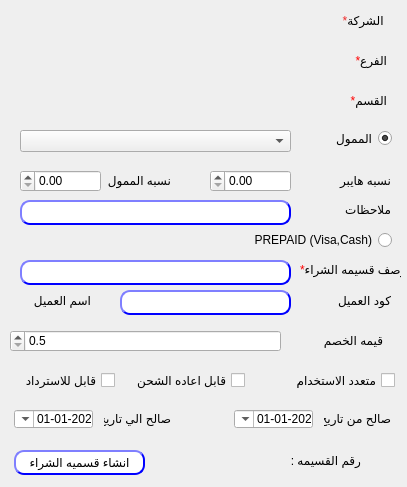
shymaa123456/HyperPOS2020, file presentation/voucher_ui/createVoucher.ui: the form before one commit.
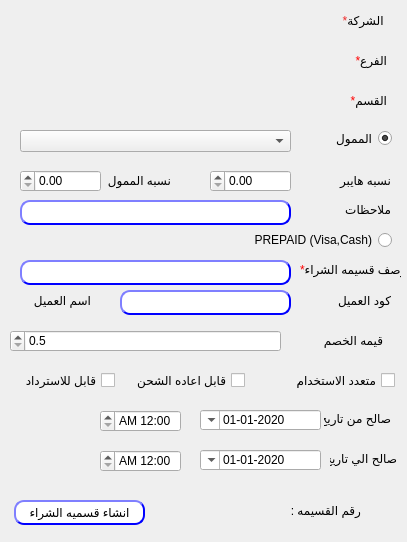
The form after the commit.

The edit to the form file:
```diff
--- a/presentation/voucher_ui/createVoucher.ui
+++ b/presentation/voucher_ui/createVoucher.ui
@@ -7,7 +7,7 @@
     <x>0</x>
     <y>0</y>
     <width>407</width>
-    <height>487</height>
+    <height>542</height>
    </rect>
   </property>
   <property name="windowTitle">
@@ -33,7 +33,7 @@
    <property name="geometry">
     <rect>
      <x>14</x>
-     <y>450</y>
+     <y>500</y>
      <width>131</width>
      <height>25</height>
     </rect>
@@ -138,8 +138,8 @@
   <widget class="QLabel" name="desc_4">
    <property name="geometry">
     <rect>
-     <x>104</x>
-     <y>410</y>
+     <x>330</x>
+     <y>450</y>
      <width>67</width>
      <height>17</height>
     </rect>
@@ -154,10 +154,10 @@
   <widget class="QDateTimeEdit" name="Qdate_to">
    <property name="geometry">
     <rect>
-     <x>14</x>
-     <y>410</y>
-     <width>79</width>
-     <height>18</height>
+     <x>200</x>
+     <y>450</y>
+     <width>121</width>
+     <height>20</height>
     </rect>
    </property>
    <property name="layoutDirection">
@@ -183,10 +183,10 @@
   <widget class="QDateTimeEdit" name="Qdate_from">
    <property name="geometry">
     <rect>
-     <x>234</x>
+     <x>200</x>
      <y>410</y>
-     <width>79</width>
-     <height>18</height>
+     <width>121</width>
+     <height>20</height>
     </rect>
    </property>
    <property name="layoutDirection">
@@ -270,7 +270,7 @@
    <property name="geometry">
     <rect>
      <x>210</x>
-     <y>450</y>
+     <y>500</y>
      <width>47</width>
      <height>21</height>
     </rect>
@@ -283,7 +283,7 @@
    <property name="geometry">
     <rect>
      <x>290</x>
-     <y>450</y>
+     <y>500</y>
      <width>71</width>
      <height>20</height>
     </rect>
@@ -578,6 +578,32 @@
     <string>PREPAID (Visa,Cash)</string>
    </property>
   </widget>
+  <widget class="QTimeEdit" name="Qtime_from">
+   <property name="geometry">
+    <rect>
+     <x>100</x>
+     <y>410</y>
+     <width>81</width>
+     <height>22</height>
+    </rect>
+   </property>
+   <property name="displayFormat">
+    <string>mm:hh AP</string>
+   </property>
+  </widget>
+  <widget class="QTimeEdit" name="Qtime_to">
+   <property name="geometry">
+    <rect>
+     <x>100</x>
+     <y>450</y>
+     <width>81</width>
+     <height>22</height>
+    </rect>
+   </property>
+   <property name="displayFormat">
+    <string>mm:hh AP</string>
+   </property>
+  </widget>
  </widget>
  <resources/>
  <connections/>
```
